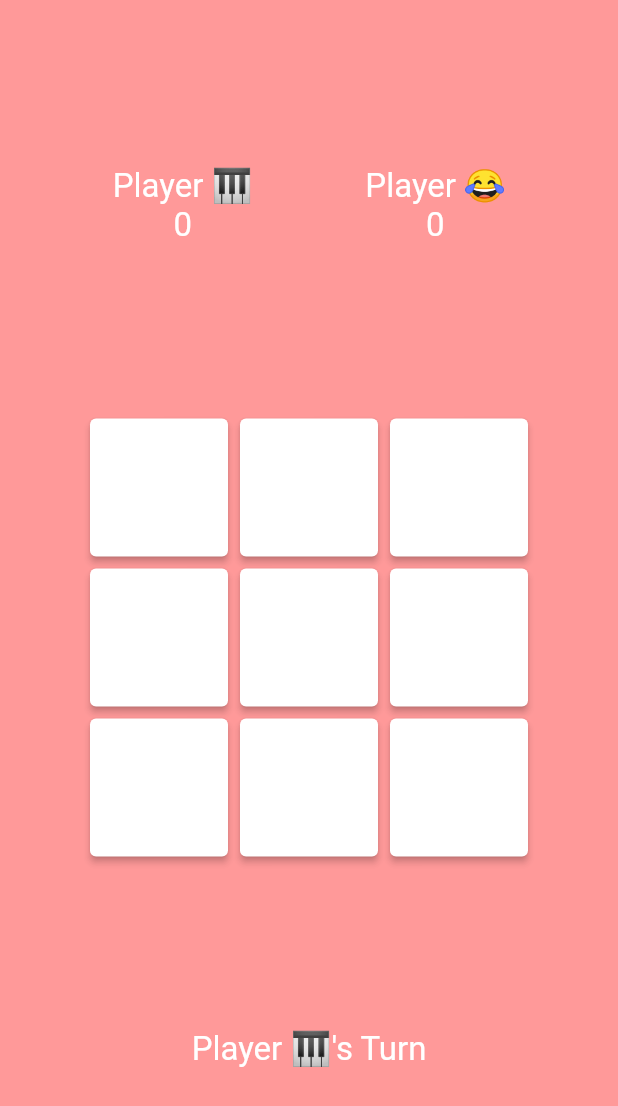
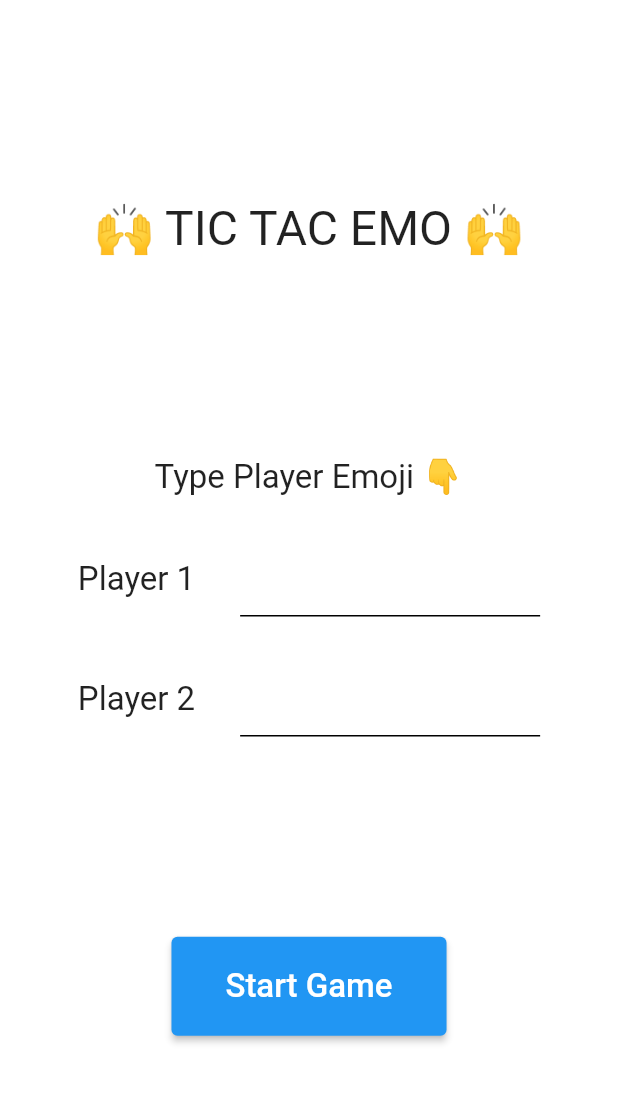
Before and after one commit to VarunIrani/tic-tac-emo, a Flutter app: the screen it shows after launch, on a phone screen of 412 x 824 dp. Shown: the top 1106 px of the screen. Run offline on Flutter 3.47's test engine with Material 2 defaults, Android fonts, the phone set to English and light mode, and no system bars; our stand-ins replace google_fonts, theme_provider.

Commit message:
Completed main menu with form fields and navigation

```diff
--- a/lib/main.dart
+++ b/lib/main.dart
@@ -1,7 +1,7 @@
 import 'package:flutter/material.dart';
 import 'package:flutter/services.dart';
-import 'package:tic_tac_emo/players.dart';
-import 'package:tic_tac_emo/utils.dart';
+import 'package:tic_tac_emo/screens/game.dart';
+import 'package:tic_tac_emo/screens/menu.dart';
 
 Future main() async {
   WidgetsFlutterBinding.ensureInitialized();
@@ -9,205 +9,14 @@ Future main() async {
     DeviceOrientation.portraitUp,
     DeviceOrientation.portraitDown,
   ]);
-  Players.setPlayers("🎹", "😂");
   runApp(
     MaterialApp(
       debugShowCheckedModeBanner: false,
-      home: TicTacEmo(),
+      routes: {
+        '/': (_) => MainMenuScreen(),
+        '/game': (_) => TicTacEmo(),
+      },
+      initialRoute: "/",
     ),
   );
 }
-
-class TicTacEmo extends StatefulWidget {
-  @override
-  _TicTacEmoState createState() => _TicTacEmoState();
-}
-
-class _TicTacEmoState extends State<TicTacEmo> {
-  final int countMatrix = 3;
-  final double size = 92;
-  int player1Score = 0, player2Score = 0;
-
-  String lastMove = Players.none;
-  late List<List<String>> matrix;
-
-  @override
-  void initState() {
-    super.initState();
-    setEmptyFields();
-  }
-
-  void setEmptyFields() => setState(() => matrix = List.generate(
-      countMatrix, (_) => List.generate(countMatrix, (_) => Players.none)));
-
-  @override
-  Widget build(BuildContext context) {
-    return Scaffold(
-      backgroundColor: getBackgroundColor(),
-      body: Column(
-        mainAxisAlignment: MainAxisAlignment.spaceEvenly,
-        children: [
-          Row(
-            mainAxisAlignment: MainAxisAlignment.spaceEvenly,
-            children: [
-              Column(
-                mainAxisAlignment: MainAxisAlignment.center,
-                children: [
-                  Text(
-                    "Player ${Players.X}",
-                    style: TextStyle(fontSize: 22, color: Colors.white),
-                  ),
-                  Text(
-                    player1Score.toString(),
-                    style: TextStyle(fontSize: 22, color: Colors.white),
-                  ),
-                ],
-              ),
-              Column(
-                mainAxisAlignment: MainAxisAlignment.center,
-                children: [
-                  Text(
-                    "Player ${Players.O}",
-                    style: TextStyle(fontSize: 22, color: Colors.white),
-                  ),
-                  Text(
-                    player2Score.toString(),
-                    style: TextStyle(fontSize: 22, color: Colors.white),
-                  ),
-                ],
-              ),
-            ],
-          ),
-          Column(
-            mainAxisAlignment: MainAxisAlignment.center,
-            children: Utils.modelBuilder(matrix, (x, value) => buildRow(x)),
-          ),
-          Center(
-            child: Text(
-              "Player ${lastMove == Players.X ? Players.O : Players.X}'s Turn",
-              style: TextStyle(fontSize: 22, color: Colors.white),
-            ),
-          ),
-        ],
-      ),
-    );
-  }
-
-  buildRow(int x) {
-    final values = matrix[x];
-    return Row(
-      mainAxisAlignment: MainAxisAlignment.center,
-      children: Utils.modelBuilder(values, (y, value) => buildField(x, y)),
-    );
-  }
-
-  buildField(int x, int y) {
-    // Player
-    final value = matrix[x][y];
-
-    return Container(
-      margin: EdgeInsets.all(4),
-      child: ElevatedButton(
-        onPressed: () => selectField(value, x, y),
-        style: ElevatedButton.styleFrom(
-          minimumSize: Size(size, size),
-          primary: getFieldColor(value),
-        ),
-        child: Text(
-          value,
-          style: TextStyle(fontSize: 42),
-        ),
-      ),
-    );
-  }
-
-  selectField(String value, int x, int y) {
-    if (value == Players.none) {
-      final newValue = lastMove == Players.X ? Players.O : Players.X;
-      setState(() {
-        lastMove = newValue!;
-        matrix[x][y] = newValue;
-      });
-    }
-
-    if (isWinner(x, y)) {
-      if (lastMove == Players.X)
-        player1Score++;
-      else if (lastMove == Players.O) player2Score++;
-
-      showEndDialog("Player $lastMove Won!");
-    } else if (isDrawGame()) {
-      showEndDialog("Undecided Game");
-    }
-  }
-
-  Color getFieldColor(String value) {
-    if (value == Players.X) {
-      return Colors.redAccent;
-    } else if (value == Players.O) {
-      return Colors.blueAccent;
-    } else {
-      return Colors.white;
-    }
-  }
-
-  getBackgroundColor() {
-    final thisMove = lastMove == Players.X ? Players.O : Players.X;
-    return getFieldColor(thisMove!).withAlpha(150);
-  }
-
-  Future showEndDialog(String title) async {
-    return showDialog(
-      context: context,
-      barrierDismissible: false,
-      builder: (context) => AlertDialog(
-        title: Text(title),
-        content: Text("Would you like to play again or reset the score?"),
-        actions: [
-          TextButton(
-            onPressed: () {
-              setEmptyFields();
-              Navigator.of(context).pop();
-            },
-            child: Padding(
-              padding: const EdgeInsets.all(8.0),
-              child: Text("Play Again"),
-            ),
-          ),
-          TextButton(
-            onPressed: () {
-              setEmptyFields();
-              resetScores();
-              Navigator.of(context).pop();
-            },
-            child: Padding(
-              padding: const EdgeInsets.all(8.0),
-              child: Text("Reset Score"),
-            ),
-          ),
-        ],
-      ),
-    );
-  }
-
-  bool isWinner(int x, int y) {
-    int row = 0, col = 0, diag = 0, rdiag = 0;
-
-    final player = matrix[x][y];
-    final n = countMatrix;
-
-    for (int i = 0; i < n; i++) {
-      if (matrix[x][i] == player) row++;
-      if (matrix[i][y] == player) col++;
-      if (matrix[i][i] == player) diag++;
-      if (matrix[i][n - i - 1] == player) rdiag++;
-    }
-
-    return row == n || col == n || diag == n || rdiag == n;
-  }
-
-  bool isDrawGame() =>
-      matrix.every((row) => row.every((value) => value != Players.none));
-
-  void resetScores() => setState(() => {player1Score = 0, player2Score = 0});
-}
--- /dev/null
+++ b/lib/screens/menu.dart
@@ -0,0 +1,184 @@
+import 'package:flutter/material.dart';
+import 'package:flutter/services.dart';
+import 'package:tic_tac_emo/players.dart';
+
+class MainMenuScreen extends StatefulWidget {
+  const MainMenuScreen({Key? key}) : super(key: key);
+
+  @override
+  _MainMenuScreenState createState() => _MainMenuScreenState();
+}
+
+class _MainMenuScreenState extends State<MainMenuScreen> {
+  final TextEditingController player1EmoController =
+      new TextEditingController();
+  final TextEditingController player2EmoController =
+      new TextEditingController();
+
+  String player1 = '', player2 = '';
+
+  final _formKey = GlobalKey<FormState>();
+
+  @override
+  void dispose() {
+    player1EmoController.dispose();
+    player2EmoController.dispose();
+    super.dispose();
+  }
+
+  @override
+  Widget build(BuildContext context) {
+    return Scaffold(
+      backgroundColor: Colors.white,
+      body: Column(
+        mainAxisAlignment: MainAxisAlignment.spaceEvenly,
+        children: [
+          Center(
+            child: Text(
+              '🙌 Tic Tac Emo 🙌'.toUpperCase(),
+              style: TextStyle(fontSize: 32),
+            ),
+          ),
+          Form(
+            key: _formKey,
+            child: Column(
+              children: [
+                Center(
+                  child: Text(
+                    'Type Player Emoji 👇',
+                    style: TextStyle(fontSize: 22),
+                  ),
+                ),
+                SizedBox(
+                  height: 30,
+                ),
+                Row(
+                  mainAxisAlignment: MainAxisAlignment.center,
+                  crossAxisAlignment: CrossAxisAlignment.center,
+                  children: [
+                    Text(
+                      'Player 1',
+                      style: TextStyle(fontSize: 22),
+                    ),
+                    SizedBox(
+                      width: 30,
+                    ),
+                    SizedBox(
+                      width: 200,
+                      child: TextFormField(
+                        inputFormatters: [
+                          FilteringTextInputFormatter.deny(
+                              RegExp(
+                                  "[\\s0-9a-zA-Z!@#\$%^&*()~`<>,./?'\"\\[\\]{}|\\\\-_=:;]"),
+                              replacementString: '')
+                        ],
+                        onChanged: (value) {
+                          setState(() {
+                            player1 = value;
+                          });
+                        },
+                        controller: player1EmoController,
+                        decoration: new InputDecoration(
+                          enabledBorder: new UnderlineInputBorder(
+                            borderSide: new BorderSide(
+                              color: Colors.black,
+                            ),
+                          ),
+                          focusedBorder: new UnderlineInputBorder(
+                            borderSide: new BorderSide(
+                              color: Colors.black,
+                            ),
+                          ),
+                        ),
+                        style: TextStyle(fontSize: 22),
+                        cursorColor: Colors.black,
+                        validator: (value) {
+                          if (value == null || value.isEmpty) {
+                            return 'Please enter Player Emo';
+                          } else if (value == player2) {
+                            return 'Emo should be different';
+                          }
+                          return null;
+                        },
+                      ),
+                    ),
+                  ],
+                ),
+                SizedBox(
+                  height: 30,
+                ),
+                Row(
+                  mainAxisAlignment: MainAxisAlignment.center,
+                  crossAxisAlignment: CrossAxisAlignment.center,
+                  children: [
+                    Text(
+                      'Player 2',
+                      style: TextStyle(fontSize: 22),
+                    ),
+                    SizedBox(
+                      width: 30,
+                    ),
+                    SizedBox(
+                      width: 200,
+                      child: TextFormField(
+                        inputFormatters: [
+                          FilteringTextInputFormatter.deny(
+                              RegExp(
+                                  "[\\s0-9a-zA-Z!@#\$%^&*()~`<>,./?'\"\\[\\]{}|\\\\-_=;:]"),
+                              replacementString: '')
+                        ],
+                        onChanged: (value) {
+                          setState(() {
+                            player2 = value;
+                          });
+                        },
+                        controller: player2EmoController,
+                        decoration: new InputDecoration(
+                          enabledBorder: new UnderlineInputBorder(
+                            borderSide: new BorderSide(
+                              color: Colors.black,
+                            ),
+                          ),
+                          focusedBorder: new UnderlineInputBorder(
+                            borderSide: new BorderSide(
+                              color: Colors.black,
+                            ),
+                          ),
+                        ),
+                        style: TextStyle(fontSize: 22),
+                        cursorColor: Colors.black,
+                        validator: (value) {
+                          if (value == null || value.isEmpty) {
+                            return 'Please enter Player Emo';
+                          } else if (value == player1) {
+                            return 'Emo should be different';
+                          }
+                          return null;
+                        },
+                      ),
+                    ),
+                  ],
+                ),
+              ],
+            ),
+          ),
+          ElevatedButton(
+            onPressed: () {
+              if (_formKey.currentState!.validate()) {
+                Players.setPlayers(player1, player2);
+                Navigator.popAndPushNamed(context, "/game");
+              }
+            },
+            child: Padding(
+              padding: const EdgeInsets.all(20.0),
+              child: Text(
+                "Start Game",
+                style: TextStyle(fontSize: 22),
+              ),
+            ),
+          ),
+        ],
+      ),
+    );
+  }
+}
```
Also changed, not shown: lib/screens/game.dart (added, +207 -0 lines), 1 other file.
